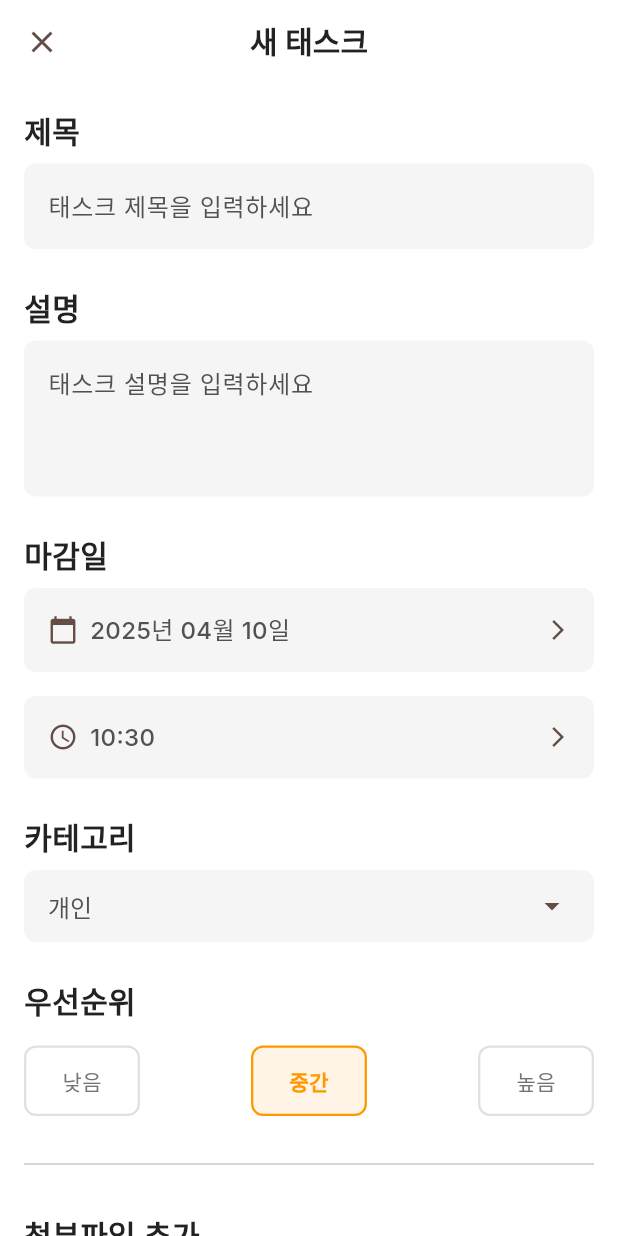
After one commit to minchanpark/planner_app, a Flutter app: the TaskCreateScreen screen opened directly, on a phone screen of 412 x 824 dp. The commit adds this screen. Run offline on Flutter 3.47's test engine with Material 3 defaults, Android fonts, the phone set to English and light mode, and no system bars; our stand-ins replace audioplayers, cached_network_image, camera, cloud_firestore, dio, firebase_auth and 14 more; missing offline and left inert: ffmpeg_kit_flutter_full_gpl, flutter_sound, iconify_flutter; accounts and stored records are empty; generated files the repository leaves out were written again; statements that could not run were skipped; project files that could hold a hidden picture were left out.

Commit message:
마지막 커밋

```diff
--- a/lib/view/about_login/auth_screen.dart
+++ b/lib/view/about_login/auth_screen.dart
@@ -3,7 +3,6 @@ import 'package:planner/theme/theme.dart';
 import 'package:planner/view_model/auth_view_model.dart';
 import 'package:solar_icons/solar_icons.dart';
 import 'package:google_fonts/google_fonts.dart';
-
 import 'auth_final_screen.dart';
 
 class AuthScreen extends StatefulWidget {
--- /dev/null
+++ b/lib/view/temp_create.dart
@@ -0,0 +1,396 @@
+import 'package:flutter/material.dart';
+import 'package:planner/theme/theme.dart';
+import 'package:intl/intl.dart';
+
+class TaskCreateScreen extends StatefulWidget {
+  const TaskCreateScreen({Key? key}) : super(key: key);
+
+  @override
+  State<TaskCreateScreen> createState() => _TaskCreateScreenState();
+}
+
+class _TaskCreateScreenState extends State<TaskCreateScreen> {
+  final TextEditingController _titleController = TextEditingController();
+  final TextEditingController _descriptionController = TextEditingController();
+  DateTime _selectedDate = DateTime.now().add(const Duration(days: 1));
+  TimeOfDay _selectedTime = TimeOfDay.now();
+  String _selectedCategory = "개인";
+  int _selectedPriority = 2;
+
+  final List<String> _categories = ["개인", "업무", "학업", "디자인", "프로젝트"];
+
+  @override
+  void dispose() {
+    _titleController.dispose();
+    _descriptionController.dispose();
+    super.dispose();
+  }
+
+  @override
+  Widget build(BuildContext context) {
+    return Scaffold(
+      backgroundColor: Colors.white,
+      appBar: AppBar(
+        backgroundColor: Colors.white,
+        elevation: 0,
+        leading: IconButton(
+          icon: const Icon(Icons.close, color: Color(0xff634D45)),
+          onPressed: () => Navigator.of(context).pop(),
+        ),
+        title: Text(
+          "새 태스크",
+          style: AppTheme.textTheme.textTheme.displayMedium,
+        ),
+        centerTitle: true,
+      ),
+      body: SingleChildScrollView(
+        child: Padding(
+          padding: const EdgeInsets.all(16.0),
+          child: Column(
+            crossAxisAlignment: CrossAxisAlignment.start,
+            children: [
+              // Title input
+              Text(
+                "제목",
+                style: AppTheme.textTheme.textTheme.displayMedium,
+              ),
+              const SizedBox(height: 8),
+              TextField(
+                controller: _titleController,
+                decoration: InputDecoration(
+                  hintText: "태스크 제목을 입력하세요",
+                  hintStyle: AppTheme.textTheme.textTheme.labelMedium,
+                  filled: true,
+                  fillColor: const Color(0xffF5F5F5),
+                  border: OutlineInputBorder(
+                    borderRadius: BorderRadius.circular(8),
+                    borderSide: BorderSide.none,
+                  ),
+                ),
+              ),
+
+              const SizedBox(height: 24),
+
+              // Description input
+              Text(
+                "설명",
+                style: AppTheme.textTheme.textTheme.displayMedium,
+              ),
+              const SizedBox(height: 8),
+              TextField(
+                controller: _descriptionController,
+                maxLines: 3,
+                decoration: InputDecoration(
+                  hintText: "태스크 설명을 입력하세요",
+                  hintStyle: AppTheme.textTheme.textTheme.labelMedium,
+                  filled: true,
+                  fillColor: const Color(0xffF5F5F5),
+                  border: OutlineInputBorder(
+                    borderRadius: BorderRadius.circular(8),
+                    borderSide: BorderSide.none,
+                  ),
+                ),
+              ),
+
+              const SizedBox(height: 24),
+
+              // Due date selector
+              Text(
+                "마감일",
+                style: AppTheme.textTheme.textTheme.displayMedium,
+              ),
+              const SizedBox(height: 8),
+              InkWell(
+                onTap: () => _selectDate(context),
+                child: Container(
+                  padding:
+                      const EdgeInsets.symmetric(horizontal: 16, vertical: 16),
+                  decoration: BoxDecoration(
+                    color: const Color(0xffF5F5F5),
+                    borderRadius: BorderRadius.circular(8),
+                  ),
+                  child: Row(
+                    children: [
+                      const Icon(
+                        Icons.calendar_today,
+                        color: Color(0xff634D45),
+                        size: 20,
+                      ),
+                      const SizedBox(width: 8),
+                      Text(
+                        DateFormat('yyyy년 MM월 dd일').format(_selectedDate),
+                        style: AppTheme.textTheme.textTheme.labelMedium,
+                      ),
+                      const Spacer(),
+                      const Icon(
+                        Icons.arrow_forward_ios,
+                        color: Color(0xff634D45),
+                        size: 16,
+                      ),
+                    ],
+                  ),
+                ),
+              ),
+
+              const SizedBox(height: 16),
+
+              // Time selector
+              InkWell(
+                onTap: () => _selectTime(context),
+                child: Container(
+                  padding:
+                      const EdgeInsets.symmetric(horizontal: 16, vertical: 16),
+                  decoration: BoxDecoration(
+                    color: const Color(0xffF5F5F5),
+                    borderRadius: BorderRadius.circular(8),
+                  ),
+                  child: Row(
+                    children: [
+                      const Icon(
+                        Icons.access_time,
+                        color: Color(0xff634D45),
+                        size: 20,
+                      ),
+                      const SizedBox(width: 8),
+                      Text(
+                        "${_selectedTime.hour.toString().padLeft(2, '0')}:${_selectedTime.minute.toString().padLeft(2, '0')}",
+                        style: AppTheme.textTheme.textTheme.labelMedium,
+                      ),
+                      const Spacer(),
+                      const Icon(
+                        Icons.arrow_forward_ios,
+                        color: Color(0xff634D45),
+                        size: 16,
+                      ),
+                    ],
+                  ),
+                ),
+              ),
+
+              const SizedBox(height: 24),
+
+              // Category selector
+              Text(
+                "카테고리",
+                style: AppTheme.textTheme.textTheme.displayMedium,
+              ),
+              const SizedBox(height: 8),
+              Container(
+                padding: const EdgeInsets.symmetric(horizontal: 16),
+                decoration: BoxDecoration(
+                  color: const Color(0xffF5F5F5),
+                  borderRadius: BorderRadius.circular(8),
+                ),
+                child: DropdownButton<String>(
+                  value: _selectedCategory,
+                  isExpanded: true,
+                  underline: const SizedBox(),
+                  icon: const Icon(Icons.arrow_drop_down,
+                      color: Color(0xff634D45)),
+                  style: AppTheme.textTheme.textTheme.labelMedium,
+                  onChanged: (String? newValue) {
+                    setState(() {
+                      if (newValue != null) {
+                        _selectedCategory = newValue;
+                      }
+                    });
+                  },
+                  items:
+                      _categories.map<DropdownMenuItem<String>>((String value) {
+                    return DropdownMenuItem<String>(
+                      value: value,
+                      child: Text(value),
+                    );
+                  }).toList(),
+                ),
+              ),
+
+              const SizedBox(height: 24),
+
+              // Priority selector
+              Text(
+                "우선순위",
+                style: AppTheme.textTheme.textTheme.displayMedium,
+              ),
+              const SizedBox(height: 16),
+              Row(
+                mainAxisAlignment: MainAxisAlignment.spaceBetween,
+                children: [
+                  _buildPriorityOption(1, "낮음", Colors.green),
+                  _buildPriorityOption(2, "중간", Colors.orange),
+                  _buildPriorityOption(3, "높음", Colors.red),
+                ],
+              ),
+
+              const SizedBox(height: 24),
+
+              // Divider
+              const Divider(thickness: 1),
+
+              const SizedBox(height: 24),
+
+              // Attachments section
+              Text(
+                "첨부파일 추가",
+                style: AppTheme.textTheme.textTheme.displayMedium,
+              ),
+
+              const SizedBox(height: 16),
+
+              // Attachment buttons
+              Row(
+                mainAxisAlignment: MainAxisAlignment.start,
+                children: [
+                  _buildAttachmentButton(Icons.image, "이미지"),
+                  const SizedBox(width: 16),
+                  _buildAttachmentButton(Icons.mic, "음성"),
+                  const SizedBox(width: 16),
+                  _buildAttachmentButton(Icons.videocam, "비디오"),
+                ],
+              ),
+
+              const SizedBox(height: 40),
+
+              // Save button
+              SizedBox(
+                width: double.infinity,
+                height: 56,
+                child: ElevatedButton(
+                  onPressed: () {
+                    _saveTask();
+                  },
+                  style: ElevatedButton.styleFrom(
+                    backgroundColor: const Color(0xff634D45),
+                    foregroundColor: Colors.white,
+                    shape: RoundedRectangleBorder(
+                      borderRadius: BorderRadius.circular(8),
+                    ),
+                  ),
+                  child: const Text(
+                    "태스크 생성",
+                    style: TextStyle(
+                      fontSize: 16,
+                      fontWeight: FontWeight.bold,
+                    ),
+                  ),
+                ),
+              ),
+            ],
+          ),
+        ),
+      ),
+    );
+  }
+
+  Widget _buildPriorityOption(int priority, String label, Color color) {
+    bool isSelected = _selectedPriority == priority;
+
+    return InkWell(
+      onTap: () {
+        setState(() {
+          _selectedPriority = priority;
+        });
+      },
+      child: Container(
+        padding: const EdgeInsets.symmetric(horizontal: 24, vertical: 12),
+        decoration: BoxDecoration(
+          color: isSelected ? color.withOpacity(0.1) : Colors.transparent,
+          border: Border.all(
+            color: isSelected ? color : Colors.grey.shade300,
+            width: 1.5,
+          ),
+          borderRadius: BorderRadius.circular(8),
+        ),
+        child: Text(
+          label,
+          style: TextStyle(
+            color: isSelected ? color : Colors.grey.shade600,
+            fontWeight: isSelected ? FontWeight.bold : FontWeight.normal,
+          ),
+        ),
+      ),
+    );
+  }
+
+  Widget _buildAttachmentButton(IconData icon, String label) {
+    return OutlinedButton.icon(
+      onPressed: () {
+        // Attachment logic
+      },
+      icon: Icon(icon, color: const Color(0xff634D45)),
+      label: Text(
+        label,
+        style: const TextStyle(
+          color: Color(0xff634D45),
+        ),
+      ),
+      style: OutlinedButton.styleFrom(
+        side: const BorderSide(color: Color(0xff634D45)),
+        shape: RoundedRectangleBorder(
+          borderRadius: BorderRadius.circular(8),
+        ),
+      ),
+    );
+  }
+
+  Future<void> _selectDate(BuildContext context) async {
+    final DateTime? picked = await showDatePicker(
+      context: context,
+      initialDate: _selectedDate,
+      firstDate: DateTime.now(),
+      lastDate: DateTime(2030),
+      builder: (context, child) {
+        return Theme(
+          data: ThemeData.light().copyWith(
+            colorScheme: const ColorScheme.light(
+              primary: Color(0xff634D45),
+            ),
+          ),
+          child: child!,
+        );
+      },
+    );
+    if (picked != null && picked != _selectedDate) {
+      setState(() {
+        _selectedDate = picked;
+      });
+    }
+  }
+
+  Future<void> _selectTime(BuildContext context) async {
+    final TimeOfDay? picked = await showTimePicker(
+      context: context,
+      initialTime: _selectedTime,
+      builder: (context, child) {
+        return Theme(
+          data: ThemeData.light().copyWith(
+            colorScheme: const ColorScheme.light(
+              primary: Color(0xff634D45),
+            ),
+          ),
+          child: child!,
+        );
+      },
+    );
+    if (picked != null && picked != _selectedTime) {
+      setState(() {
+        _selectedTime = picked;
+      });
+    }
+  }
+
+  void _saveTask() {
+    // In a real implementation, this would save to a database or state management solution
+
+    // Validate inputs
+    if (_titleController.text.trim().isEmpty) {
+      ScaffoldMessenger.of(context).showSnackBar(
+        const SnackBar(content: Text("제목을 입력해주세요")),
+      );
+      return;
+    }
+
+    // Validation passed, proceed to save
+    Navigator.of(context).pop();
+  }
+}
```
Also changed, not shown: lib/view/temp.dart (added, +321 -0 lines), lib/view/task_list_screen.dart (added).
